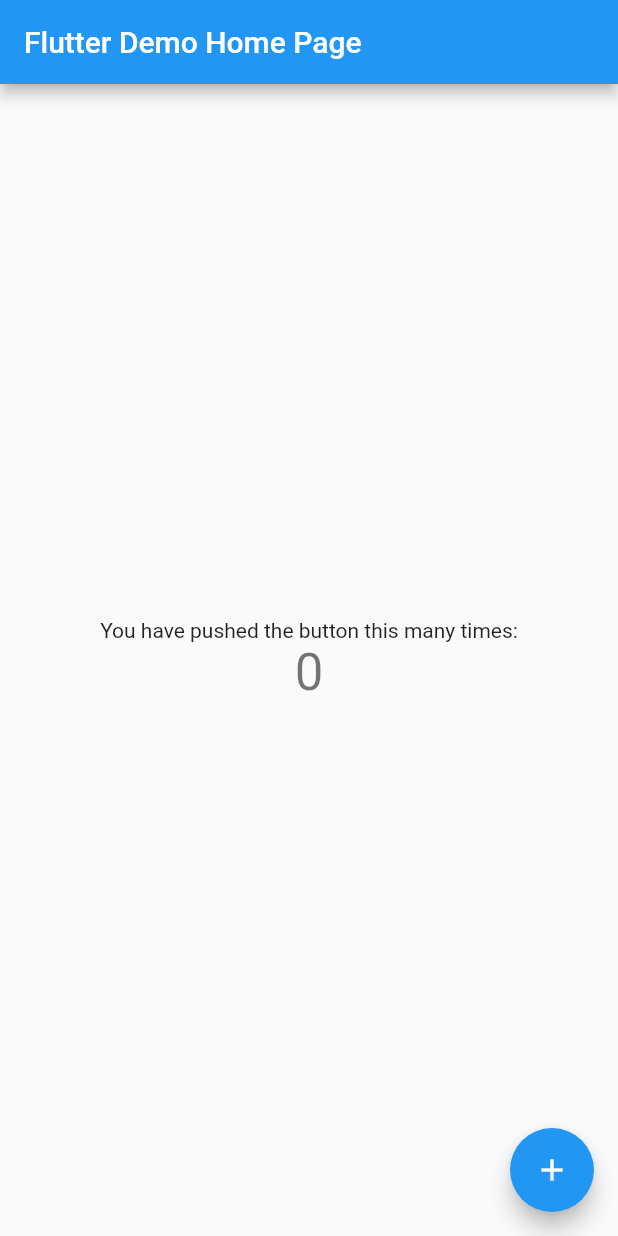
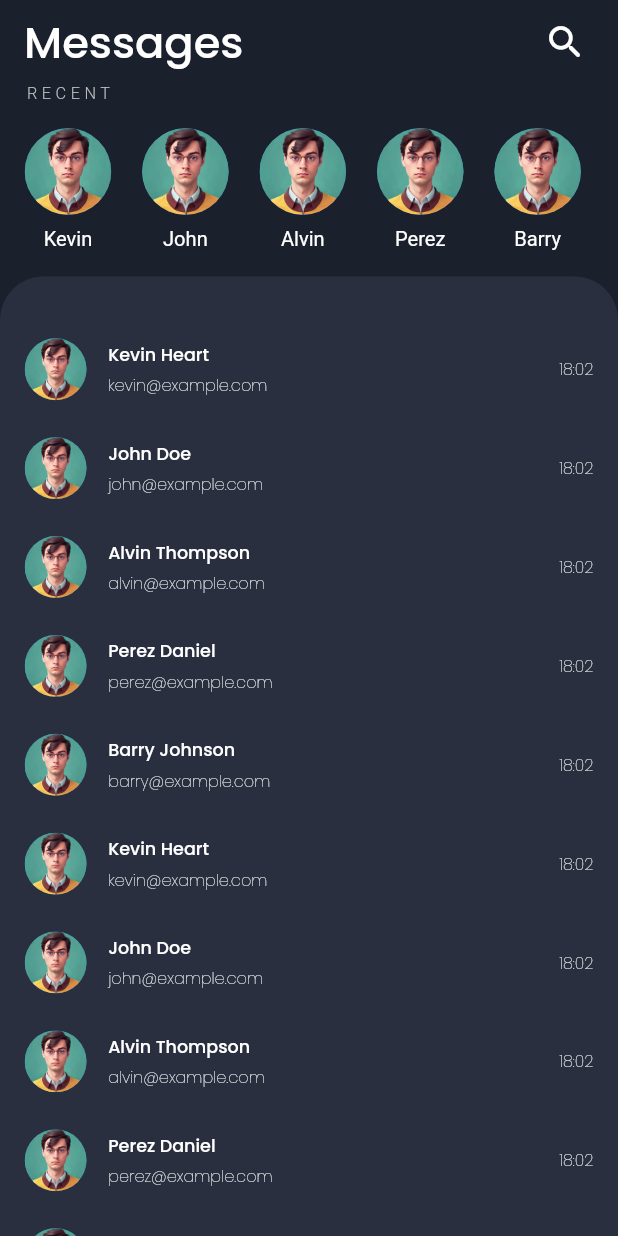
Before and after one commit to Eyob14/ChitChat, a Flutter app: the screen it shows after launch, on a phone screen of 412 x 824 dp. Run offline on Flutter 3.47's test engine with Material 2 defaults, Android fonts, the phone set to English and light mode, and no system bars; our stand-ins replace firebase_core, google_fonts, responsive_sizer; accounts and stored records are empty.

```diff
--- /dev/null
+++ b/lib/dummy/dummy_data.dart
@@ -0,0 +1,35 @@
+import 'package:chitchat/models/profile.dart';
+import 'package:chitchat/utils/constants.dart';
+
+final profileDummyData = [
+  Profile(
+    firstName: "Kevin",
+    lastName: "Heart",
+    email: "kevin@example.com",
+    photoURL: profilePicture,
+  ),
+  Profile(
+    firstName: "John",
+    lastName: "Doe",
+    email: "john@example.com",
+    photoURL: profilePicture,
+  ),
+  Profile(
+    firstName: "Alvin",
+    lastName: "Thompson",
+    email: "alvin@example.com",
+    photoURL: profilePicture,
+  ),
+  Profile(
+    firstName: "Perez",
+    lastName: "Daniel",
+    email: "perez@example.com",
+    photoURL: profilePicture,
+  ),
+  Profile(
+    firstName: "Barry",
+    lastName: "Johnson",
+    email: "barry@example.com",
+    photoURL: profilePicture,
+  ),
+];
--- a/lib/main.dart
+++ b/lib/main.dart
@@ -1,115 +1,54 @@
+import 'package:chitchat/pages/chat_page.dart';
+import 'package:chitchat/utils/constants.dart';
+import 'package:chitchat/widgets/dismiss_keyboard.dart';
+import 'package:firebase_core/firebase_core.dart';
 import 'package:flutter/material.dart';
+import 'package:responsive_sizer/responsive_sizer.dart';
 
-void main() {
+import 'firebase_options.dart';
+import 'pages/home_page.dart';
+
+void main() async {
+  WidgetsFlutterBinding.ensureInitialized();
+  await Firebase.initializeApp(options: DefaultFirebaseOptions.currentPlatform);
+
   runApp(const MyApp());
 }
 
 class MyApp extends StatelessWidget {
   const MyApp({super.key});
 
-  // This widget is the root of your application.
   @override
   Widget build(BuildContext context) {
     return MaterialApp(
-      title: 'Flutter Demo',
+      debugShowCheckedModeBanner: false,
+      title: 'ChitChat',
       theme: ThemeData(
-        // This is the theme of your application.
-        //
-        // Try running your application with "flutter run". You'll see the
-        // application has a blue toolbar. Then, without quitting the app, try
-        // changing the primarySwatch below to Colors.green and then invoke
-        // "hot reload" (press "r" in the console where you ran "flutter run",
-        // or simply save your changes to "hot reload" in a Flutter IDE).
-        // Notice that the counter didn't reset back to zero; the application
-        // is not restarted.
-        primarySwatch: Colors.blue,
+        scaffoldBackgroundColor: backgroundColor,
+        appBarTheme: const AppBarTheme(
+          backgroundColor: backgroundColor,
+        ),
       ),
-      home: const MyHomePage(title: 'Flutter Demo Home Page'),
+      // initialRoute: homePage,
+      routes: {
+        homePage: (context) => const Home(),
+        chatPage: (context) => const ChatPage(),
+      },
+      home: NotificationListener<OverscrollIndicatorNotification>(
+        onNotification: (overScroll) {
+          overScroll.disallowIndicator();
+          return true;
+        },
+        child: SafeArea(
+          child: DismissKeyboard(
+            child: ResponsiveSizer(
+              builder: (context, orientation, screenType) {
+                return Home();
+              },
+            ),
+          ),
+        ),
+      ),
     );
   }
 }
-
-class MyHomePage extends StatefulWidget {
-  const MyHomePage({super.key, required this.title});
-
-  // This widget is the home page of your application. It is stateful, meaning
-  // that it has a State object (defined below) that contains fields that affect
-  // how it looks.
-
-  // This class is the configuration for the state. It holds the values (in this
-  // case the title) provided by the parent (in this case the App widget) and
-  // used by the build method of the State. Fields in a Widget subclass are
-  // always marked "final".
-
-  final String title;
-
-  @override
-  State<MyHomePage> createState() => _MyHomePageState();
-}
-
-class _MyHomePageState extends State<MyHomePage> {
-  int _counter = 0;
-
-  void _incrementCounter() {
-    setState(() {
-      // This call to setState tells the Flutter framework that something has
-      // changed in this State, which causes it to rerun the build method below
-      // so that the display can reflect the updated values. If we changed
-      // _counter without calling setState(), then the build method would not be
-      // called again, and so nothing would appear to happen.
-      _counter++;
-    });
-  }
-
-  @override
-  Widget build(BuildContext context) {
-    // This method is rerun every time setState is called, for instance as done
-    // by the _incrementCounter method above.
-    //
-    // The Flutter framework has been optimized to make rerunning build methods
-    // fast, so that you can just rebuild anything that needs updating rather
-    // than having to individually change instances of widgets.
-    return Scaffold(
-      appBar: AppBar(
-        // Here we take the value from the MyHomePage object that was created by
-        // the App.build method, and use it to set our appbar title.
-        title: Text(widget.title),
-      ),
-      body: Center(
-        // Center is a layout widget. It takes a single child and positions it
-        // in the middle of the parent.
-        child: Column(
-          // Column is also a layout widget. It takes a list of children and
-          // arranges them vertically. By default, it sizes itself to fit its
-          // children horizontally, and tries to be as tall as its parent.
-          //
-          // Invoke "debug painting" (press "p" in the console, choose the
-          // "Toggle Debug Paint" action from the Flutter Inspector in Android
-          // Studio, or the "Toggle Debug Paint" command in Visual Studio Code)
-          // to see the wireframe for each widget.
-          //
-          // Column has various properties to control how it sizes itself and
-          // how it positions its children. Here we use mainAxisAlignment to
-          // center the children vertically; the main axis here is the vertical
-          // axis because Columns are vertical (the cross axis would be
-          // horizontal).
-          mainAxisAlignment: MainAxisAlignment.center,
-          children: <Widget>[
-            const Text(
-              'You have pushed the button this many times:',
-            ),
-            Text(
-              '$_counter',
-              style: Theme.of(context).textTheme.headlineMedium,
-            ),
-          ],
-        ),
-      ),
-      floatingActionButton: FloatingActionButton(
-        onPressed: _incrementCounter,
-        tooltip: 'Increment',
-        child: const Icon(Icons.add),
-      ), // This trailing comma makes auto-formatting nicer for build methods.
-    );
-  }
-}
--- /dev/null
+++ b/lib/models/profile.dart
@@ -0,0 +1,29 @@
+class Profile {
+  final String firstName;
+  final String lastName;
+  final String email;
+  final String photoURL;
+
+  Profile({
+    required this.firstName,
+    required this.lastName,
+    required this.email,
+    required this.photoURL,
+  });
+
+  factory Profile.fromJson(Map<String, dynamic> json) {
+    return Profile(
+      firstName: json['firstName'],
+      lastName: json['lastName'],
+      email: json['email'],
+      photoURL: json['photoURL'],
+    );
+  }
+
+  Map<String, dynamic> toJson() => {
+        'firstName': firstName,
+        'lastName': lastName,
+        'email': email,
+        'photoURL': photoURL,
+      };
+}
--- /dev/null
+++ b/lib/pages/home_page.dart
@@ -0,0 +1,116 @@
+import 'package:chitchat/utils/constants.dart';
+import 'package:flutter/material.dart';
+import 'package:google_fonts/google_fonts.dart';
+import 'package:responsive_sizer/responsive_sizer.dart';
+
+import '../dummy/dummy_data.dart';
+import '../widgets/message_profile.dart';
+import '../widgets/recent_profile.dart';
+
+class Home extends StatelessWidget {
+  const Home({super.key});
+
+  @override
+  Widget build(BuildContext context) {
+    return Scaffold(
+      appBar: AppBar(
+        title: Text(
+          'Messages',
+          style: GoogleFonts.poppins(
+            fontSize: 22.sp,
+          ),
+        ),
+        actions: [
+          Padding(
+            padding: EdgeInsets.only(right: 5.w),
+            child: Icon(
+              Icons.search_rounded,
+              size: 22.sp,
+            ),
+          ),
+        ],
+        elevation: 0,
+      ),
+      body: SingleChildScrollView(
+        child: Column(
+          crossAxisAlignment: CrossAxisAlignment.start,
+          children: [
+            Padding(
+              padding: EdgeInsets.only(left: 4.w, bottom: 2.h),
+              child: Text(
+                "RECENT",
+                style: TextStyle(
+                  fontSize: 13.5.sp,
+                  fontWeight: FontWeight.w300,
+                  color: Colors.grey.shade400,
+                  letterSpacing: 3,
+                ),
+              ),
+            ),
+            Container(
+              padding: EdgeInsets.only(
+                left: 2.w,
+                bottom: 2.h,
+              ),
+              height: 12.h,
+              child: ListView.separated(
+                itemBuilder: (BuildContext context, int index) =>
+                    GestureDetector(
+                  onTap: () {
+                    Navigator.pushNamed(context, chatPage);
+                  },
+                  child: RecentProfile(
+                    firstName: profileDummyData[index].firstName,
+                    imageUrl: profileDummyData[index].photoURL,
+                  ),
+                ),
+                separatorBuilder: (BuildContext context, int index) => SizedBox(
+                  width: 1.w,
+                ),
+                itemCount: profileDummyData.length,
+                scrollDirection: Axis.horizontal,
+                // shrinkWrap: true,
+                physics: const ClampingScrollPhysics(),
+              ),
+            ),
+            Container(
+              width: 100.w,
+              padding: EdgeInsets.only(
+                left: 4.w,
+                right: 4.w,
+                top: 5.h,
+                bottom: 2.h,
+              ),
+              decoration: BoxDecoration(
+                color: secondaryBackgroundColor,
+                borderRadius: BorderRadius.only(
+                  topRight: Radius.circular(7.w),
+                  topLeft: Radius.circular(7.w),
+                ),
+              ),
+              child: ListView.separated(
+                itemBuilder: (BuildContext context, int index) =>
+                    GestureDetector(
+                  onTap: () {
+                    Navigator.pushNamed(context, chatPage,
+                        arguments:
+                            profileDummyData[index % profileDummyData.length]);
+                  },
+                  child: MessageProfile(
+                    profile: profileDummyData[index % profileDummyData.length],
+                  ),
+                ),
+                separatorBuilder: (BuildContext context, int index) => SizedBox(
+                  height: 3.h,
+                ),
+                itemCount: profileDummyData.length * 3,
+                shrinkWrap: true,
+                physics: const ClampingScrollPhysics(),
+              ),
+            )
+          ],
+        ),
+      ),
+    );
+  }
+}
--- /dev/null
+++ b/lib/utils/constants.dart
@@ -0,0 +1,16 @@
+// Application colors
+import 'package:flutter/material.dart';
+
+const backgroundColor = Color(0xFF1B202D);
+const secondaryBackgroundColor = Color(0xFF292F3F);
+const primaryColor = Color(0xFFFFFFFF);
+const secondaryColor = Color(0xFFB3B9C9);
+const messageReceiverColor = Color(0xFF373E4E);
+const messageSenderColor = Color(0xFF7A8194);
+
+// App Images
+const profilePicture = 'assets/profile.png';
+
+// App routes
+const homePage = '/home';
+const chatPage = '/chat';
--- /dev/null
+++ b/lib/widgets/dismiss_keyboard.dart
@@ -0,0 +1,20 @@
+import 'package:flutter/material.dart';
+
+class DismissKeyboard extends StatelessWidget {
+  final Widget child;
+  const DismissKeyboard({Key? key, required this.child}) : super(key: key);
+
+  @override
+  Widget build(BuildContext context) {
+    return GestureDetector(
+      onTap: () {
+        FocusScopeNode currentFocus = FocusScope.of(context);
+        if (!currentFocus.hasPrimaryFocus &&
+            currentFocus.focusedChild != null) {
+          FocusManager.instance.primaryFocus?.unfocus();
+        }
+      },
+      child: child,
+    );
+  }
+}
--- /dev/null
+++ b/lib/widgets/message_profile.dart
@@ -0,0 +1,64 @@
+import 'package:chitchat/utils/constants.dart';
+import 'package:flutter/material.dart';
+import 'package:google_fonts/google_fonts.dart';
+import 'package:responsive_sizer/responsive_sizer.dart';
+
+import '../models/profile.dart';
+
+class MessageProfile extends StatelessWidget {
+  final Profile profile;
+  const MessageProfile({super.key, required this.profile});
+
+  @override
+  Widget build(BuildContext context) {
+    return Row(
+      mainAxisAlignment: MainAxisAlignment.spaceBetween,
+      children: [
+        Row(
+          children: [
+            CircleAvatar(
+              radius: 5.w,
+              backgroundImage: AssetImage(profile.photoURL),
+            ),
+            SizedBox(
+              width: 3.5.w,
+            ),
+            Column(
+              mainAxisAlignment: MainAxisAlignment.spaceAround,
+              crossAxisAlignment: CrossAxisAlignment.start,
+              children: [
+                Text(
+                  '${profile.firstName} ${profile.lastName}',
+                  style: GoogleFonts.poppins(
+                    color: primaryColor,
+                    fontSize: 14.sp,
+                    fontWeight: FontWeight.w500,
+                  ),
+                ),
+                SizedBox(
+                  height: 0.4.h,
+                ),
+                Text(
+                  profile.email,
+                  style: GoogleFonts.poppins(
+                    color: primaryColor,
+                    fontSize: 13.4.sp,
+                    fontWeight: FontWeight.w200,
+                  ),
+                ),
+              ],
+            )
+          ],
+        ),
+        Text(
+          "18:02",
+          style: GoogleFonts.poppins(
+            color: primaryColor,
+            fontSize: 13.4.sp,
+            fontWeight: FontWeight.w100,
+          ),
+        )
+      ],
+    );
+  }
+}
--- /dev/null
+++ b/lib/widgets/recent_profile.dart
@@ -0,0 +1,35 @@
+import 'package:chitchat/utils/constants.dart';
+import 'package:flutter/material.dart';
+import 'package:responsive_sizer/responsive_sizer.dart';
+
+class RecentProfile extends StatelessWidget {
+  final String firstName;
+  final String imageUrl;
+
+  const RecentProfile(
+      {super.key, required this.firstName, required this.imageUrl});
+
+  @override
+  Widget build(BuildContext context) {
+    return SizedBox(
+      width: 18.w,
+      child: Column(
+        mainAxisAlignment: MainAxisAlignment.spaceBetween,
+        children: [
+          CircleAvatar(
+            radius: 7.w,
+            backgroundImage: const AssetImage(profilePicture),
+          ),
+          Text(
+            firstName,
+            style: TextStyle(
+              fontSize: 15.sp,
+              color: primaryColor,
+              fontWeight: FontWeight.w400,
+            ),
+          )
+        ],
+      ),
+    );
+  }
+}
--- /dev/null
+++ b/package.json
@@ -0,0 +1 @@
+{}
```
Also changed, not shown: lib/models/message.dart (added, +25 -0 lines), lib/pages/chat_page.dart (added, +97 -0 lines), lib/widgets/message_viewer.dart (added, +28 -0 lines), pubspec.yaml (+7 -51 lines), assets/profile.png (added), lib/firebase_options.dart (added), package-lock.json (added), pubspec.lock, 11 other files.
